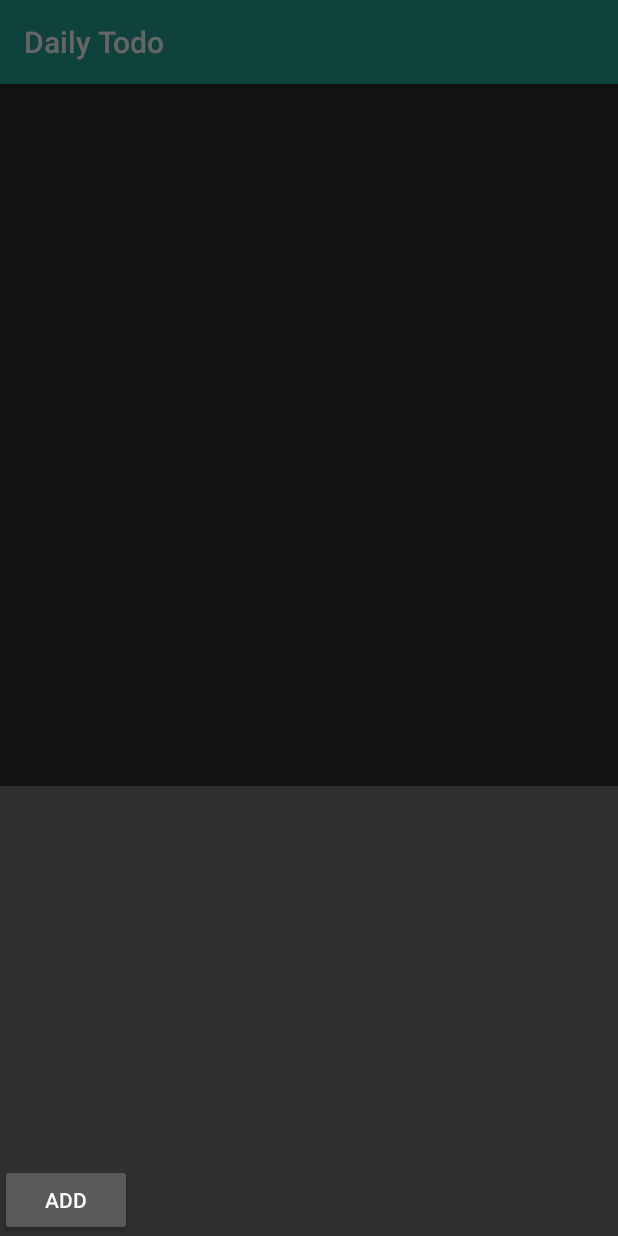
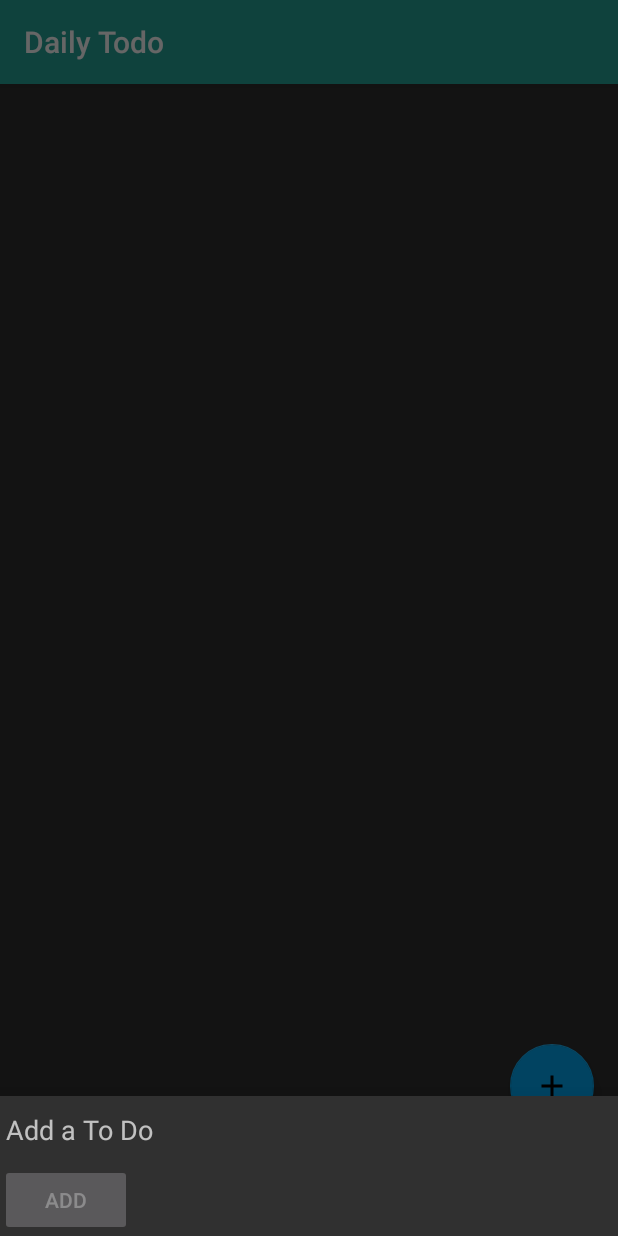
Before and after one commit to marcjulian/dailylist, an Android app: the screen it shows after launch (DailyTodoActivity), after a tap on an icon or button, on a phone screen of 412 x 824 dp. Run offline under Robolectric (Android 15) with nearby library versions, the phone set to English and light mode, and no system bars; our stand-ins replace Dagger/Hilt's generated code, Room's generated code, RxJava, Timber; 3 statements that could not run were skipped.

Commit message:
adapter and bottom sheet works
* add todos now

```diff
--- a/app/build.gradle
+++ b/app/build.gradle
@@ -43,9 +43,6 @@ dependencies {
     // Timber
     compile 'com.jakewharton.timber:timber:4.5.1'
 
-    // Renderer
-    compile 'com.github.pedrovgs:renderers:3.3.3'
-
     // rxJava
     compile 'io.reactivex.rxjava2:rxandroid:2.0.1'
     compile 'io.reactivex.rxjava2:rxjava:2.1.3'
--- a/app/src/main/java/de/squiray/dailytodo/presentation/ui/activity/DailyTodoActivity.kt
+++ b/app/src/main/java/de/squiray/dailytodo/presentation/ui/activity/DailyTodoActivity.kt
@@ -49,6 +49,10 @@ class DailyTodoActivity : BaseActivity(), DailyTodoView, AddTodoBottomDialog.Cal
         showDialog(AddTodoBottomDialog.newInstance(type))
     }
 
+    override fun onAddTodoClicked(todo: String, type: TodoType) {
+        dailyTodoPresenter.onAddNewTodo(todo, type)
+    }
+
     private val mOnNavigationItemSelectedListener = BottomNavigationView.OnNavigationItemSelectedListener { item ->
         when (item.itemId) {
             R.id.navigation_daily_todo -> {
--- a/app/src/main/java/de/squiray/dailytodo/presentation/ui/adapter/TodoAdapter.kt
+++ b/app/src/main/java/de/squiray/dailytodo/presentation/ui/adapter/TodoAdapter.kt
@@ -37,6 +37,9 @@ class TodoAdapter(val items: MutableList<Todo>,
     }
 
     fun add(todo: Todo) {
+        items.add(todo)
+        notifyItemChanged(positionOf(todo))
+    }
 
-    }
+    private fun positionOf(todo: Todo) = items.indexOf(todo)
 }
--- a/app/src/main/java/de/squiray/dailytodo/presentation/ui/bottomdialog/AddTodoBottomDialog.kt
+++ b/app/src/main/java/de/squiray/dailytodo/presentation/ui/bottomdialog/AddTodoBottomDialog.kt
@@ -1,6 +1,11 @@
 package de.squiray.dailytodo.presentation.ui.bottomdialog
 
 import android.os.Bundle
+import android.text.Editable
+import android.text.TextWatcher
+import android.view.View
+import android.widget.Button
+import android.widget.EditText
 import de.squiray.dailytodo.R
 import de.squiray.dailytodo.domain.entity.TodoType
 import de.squiray.dailytodo.util.annotation.BottomSheetDialog
@@ -20,11 +25,43 @@ class AddTodoBottomDialog : BaseBottomDialog<AddTodoBottomDialog.Callback>() {
     }
 
     interface Callback : BaseCallback {
-
+        fun onAddTodoClicked(todo: String, type: TodoType)
     }
 
-    override fun setupView() {
+    override fun setupView(view: View) {
+        val addTodoText: EditText = view.findViewById(R.id.addTodoText)
+        val addTodo: Button = view.findViewById(R.id.addTodo)
 
+        addTodoText.hint = effectiveAddTodoHint(todoType())
+
+        addTodoText.addTextChangedListener(object : TextWatcher {
+            override fun beforeTextChanged(p0: CharSequence, p1: Int, p2: Int, p3: Int) {
+            }
+
+            override fun onTextChanged(p0: CharSequence, p1: Int, p2: Int, p3: Int) {
+            }
+
+            override fun afterTextChanged(editable: Editable) {
+                addTodo.isEnabled = !editable.toString().isEmpty()
+            }
+
+        })
+        addTodo.setOnClickListener {
+            callback.onAddTodoClicked(addTodoText.text.toString(), todoType())
+            dismiss()
+        }
     }
 
+    private fun effectiveAddTodoHint(todoType: TodoType): String {
+        return getString(when (todoType) {
+            TodoType.DAILY_TO_DO ->
+                R.string.screen_todo_add_todo_daily_hint
+            TodoType.FEAR ->
+                R.string.screen_todo_add_todo_fear_hint
+            TodoType.GOAL ->
+                R.string.screen_todo_add_todo_goal_hint
+        })
+    }
+
+    private fun todoType(): TodoType = arguments.getSerializable(ARG_TODO_TYPE) as TodoType
 }
--- a/app/src/main/java/de/squiray/dailytodo/presentation/ui/bottomdialog/BaseBottomDialog.java
+++ b/app/src/main/java/de/squiray/dailytodo/presentation/ui/bottomdialog/BaseBottomDialog.java
@@ -45,7 +45,7 @@ public abstract class BaseBottomDialog<Callback extends BaseBottomDialog.BaseCal
     private View inflateView() {
         LayoutInflater layoutInflater = getActivity().getLayoutInflater();
         View view = layoutInflater.inflate(getDialogResource(), null);
-        setupView();
+        setupView(view);
         return view;
     }
 
@@ -53,5 +53,5 @@ public abstract class BaseBottomDialog<Callback extends BaseBottomDialog.BaseCal
         return getClass().getAnnotation(BottomSheetDialog.class).layout();
     }
 
-    protected abstract void setupView();
+    protected abstract void setupView(View view);
 }
--- a/app/src/main/res/layout/layout_add_todo_bottom_dialog.xml
+++ b/app/src/main/res/layout/layout_add_todo_bottom_dialog.xml
@@ -9,13 +9,16 @@
     <EditText
         android:id="@+id/addTodoText"
         android:layout_width="match_parent"
-        android:layout_height="300dp"
-        android:backgroundTint="@android:color/transparent"/>
+        android:layout_height="wrap_content"
+        android:backgroundTint="@android:color/transparent"
+        app:layout_constraintBottom_toTopOf="@+id/addTodo"
+        app:layout_constraintTop_toTopOf="parent"/>
 
     <Button
         android:id="@+id/addTodo"
         android:layout_width="wrap_content"
         android:layout_height="wrap_content"
+        android:enabled="false"
         android:text="@string/screen_todo_add_todo"
         app:layout_constraintBottom_toBottomOf="parent"/>
 
--- a/app/src/main/res/values/strings.xml
+++ b/app/src/main/res/values/strings.xml
@@ -5,4 +5,7 @@
     <string name="nav_title_fear">Fear</string>
     <string name="nav_title_goal">Goal</string>
     <string name="screen_todo_add_todo">Add</string>
+    <string name="screen_todo_add_todo_daily_hint">Add a To Do</string>
+    <string name="screen_todo_add_todo_fear_hint">Add a fear</string>
+    <string name="screen_todo_add_todo_goal_hint">Add a goal</string>
 </resources>
```
